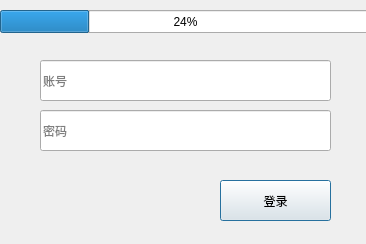
This is login.ui in RicheyJang/RJResManager-Client- as Qt 5 draws it before an edit. The edited form follows.
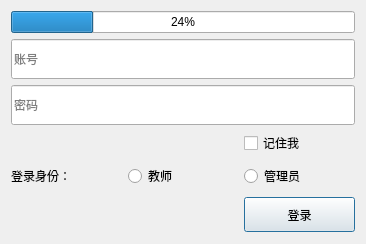
This is the edited form.

What changed in the file:
```diff
--- a/login.ui
+++ b/login.ui
@@ -13,27 +13,57 @@
   <property name="windowTitle">
    <string>Form</string>
   </property>
+  <layout class="QGridLayout" name="gridLayout">
+   <item row="0" column="0" colspan="3">
+    <widget class="QProgressBar" name="progressBar">
+     <property name="maximum">
+      <number>100</number>
+     </property>
+     <property name="value">
+      <number>24</number>
+     </property>
+    </widget>
+   </item>
+   <item row="4" column="2">
+    <widget class="QRadioButton" name="asManager">
+     <property name="text">
+      <string>管理员</string>
+     </property>
+    </widget>
+   </item>
+   <item row="1" column="0" colspan="3">
   <widget class="QLineEdit" name="idEdit">
-   <property name="geometry">
-    <rect>
-     <x>40</x>
-     <y>60</y>
-     <width>291</width>
-     <height>41</height>
-    </rect>
+     <property name="minimumSize">
+      <size>
+       <width>0</width>
+       <height>40</height>
+      </size>
    </property>
    <property name="placeholderText">
     <string>账号</string>
    </property>
   </widget>
+   </item>
+   <item row="4" column="0">
+    <widget class="QLabel" name="label">
+     <property name="minimumSize">
+      <size>
+       <width>0</width>
+       <height>30</height>
+      </size>
+     </property>
+     <property name="text">
+      <string>登录身份：</string>
+     </property>
+    </widget>
+   </item>
+   <item row="2" column="0" colspan="3">
   <widget class="QLineEdit" name="passwordEdit">
-   <property name="geometry">
-    <rect>
-     <x>40</x>
-     <y>110</y>
-     <width>291</width>
-     <height>41</height>
-    </rect>
+     <property name="minimumSize">
+      <size>
+       <width>0</width>
+       <height>40</height>
+      </size>
    </property>
    <property name="echoMode">
     <enum>QLineEdit::Password</enum>
@@ -42,14 +72,14 @@
     <string>密码</string>
    </property>
   </widget>
+   </item>
+   <item row="5" column="2">
   <widget class="QPushButton" name="checkIn">
-   <property name="geometry">
-    <rect>
-     <x>220</x>
-     <y>180</y>
-     <width>111</width>
-     <height>41</height>
-    </rect>
+     <property name="minimumSize">
+      <size>
+       <width>0</width>
+       <height>35</height>
+      </size>
    </property>
    <property name="text">
     <string>登录</string>
@@ -61,35 +91,35 @@
     <bool>true</bool>
    </property>
   </widget>
-  <widget class="QProgressBar" name="progressBar">
-   <property name="geometry">
-    <rect>
-     <x>0</x>
-     <y>10</y>
-     <width>371</width>
-     <height>23</height>
-    </rect>
-   </property>
-   <property name="maximum">
-    <number>100</number>
-   </property>
-   <property name="value">
-    <number>24</number>
-   </property>
-  </widget>
+   </item>
+   <item row="4" column="1">
+    <widget class="QRadioButton" name="asTeacher">
+     <property name="text">
+      <string>教师</string>
+     </property>
+    </widget>
+   </item>
+   <item row="3" column="0" colspan="2">
   <widget class="QLabel" name="statusLable">
-   <property name="geometry">
-    <rect>
-     <x>40</x>
-     <y>150</y>
-     <width>291</width>
-     <height>16</height>
-    </rect>
+     <property name="maximumSize">
+      <size>
+       <width>16777215</width>
+       <height>30</height>
+      </size>
    </property>
    <property name="text">
     <string/>
    </property>
   </widget>
+   </item>
+   <item row="3" column="2">
+    <widget class="QCheckBox" name="checkBox">
+     <property name="text">
+      <string>记住我</string>
+     </property>
+    </widget>
+   </item>
+  </layout>
  </widget>
  <resources/>
  <connections/>
```
Lines whose indentation alone changed are shown as unchanged.
